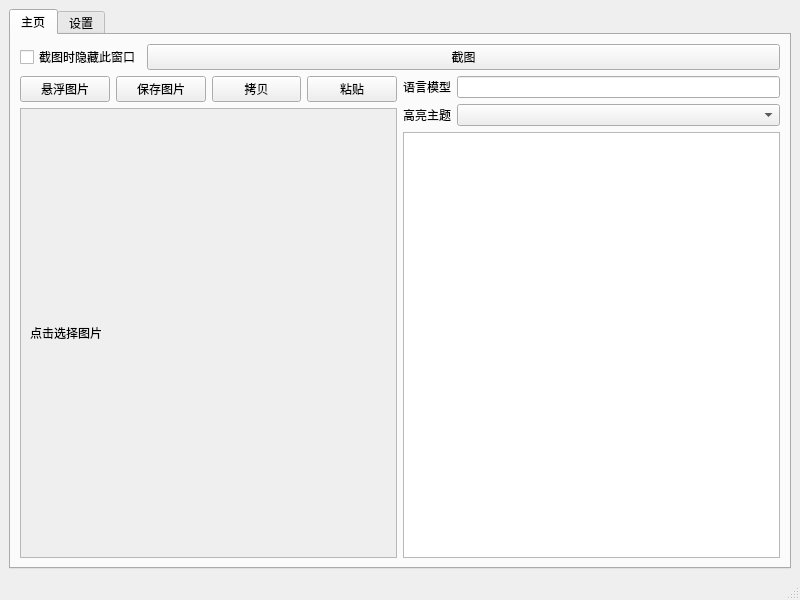
cathaysia/ocr, file src/mainwindow.ui: the form before one commit.
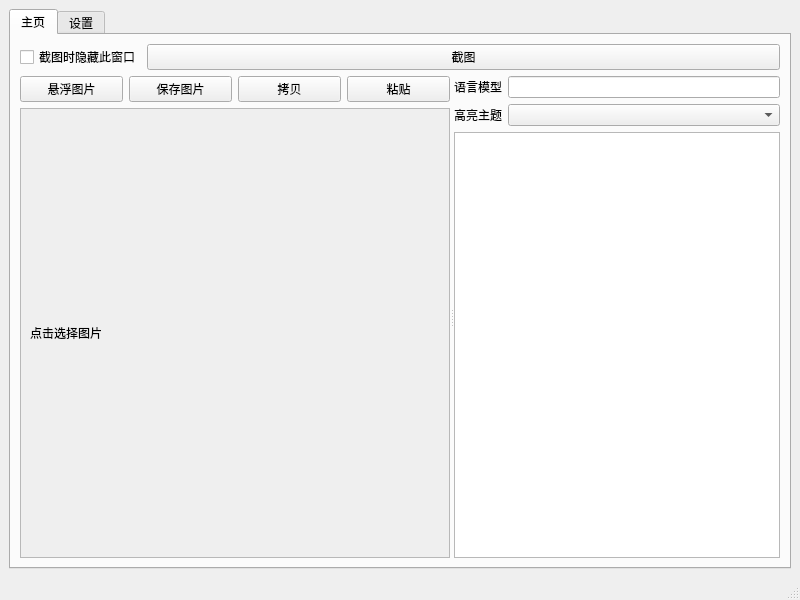
The form after the commit. Custom widgets are drawn as their Qt base class.

Commit message: feat(mainwindow): 使用 splitter 分割图片和代码

What changed in the file:
```diff
--- a/src/mainwindow.ui
+++ b/src/mainwindow.ui
@@ -50,8 +50,11 @@
          </layout>
         </item>
         <item>
-         <layout class="QHBoxLayout" name="horizontalLayout_4">
-          <item>
+         <widget class="QSplitter" name="splitter">
+          <property name="orientation">
+           <enum>Qt::Horizontal</enum>
+          </property>
+          <widget class="QWidget" name="">
            <layout class="QVBoxLayout" name="verticalLayout_5">
             <item>
              <layout class="QHBoxLayout" name="horizontalLayout_3">
@@ -95,8 +98,8 @@
                 <rect>
                  <x>0</x>
                  <y>0</y>
-                 <width>372</width>
-                 <height>412</height>
+                 <width>440</width>
+                 <height>234</height>
                 </rect>
                </property>
                <layout class="QVBoxLayout" name="verticalLayout_4">
@@ -112,8 +115,8 @@
              </widget>
             </item>
            </layout>
-          </item>
-          <item>
+          </widget>
+          <widget class="QWidget" name="">
            <layout class="QVBoxLayout" name="verticalLayout_3">
             <item>
              <layout class="QHBoxLayout" name="horizontalLayout">
@@ -151,8 +154,8 @@
              <widget class="QTextBrowser" name="browser_txt"/>
             </item>
            </layout>
-          </item>
-         </layout>
+          </widget>
+         </widget>
         </item>
        </layout>
       </widget>
```
Left out of the diff: 2 changed lines with no effect on the pictures.
